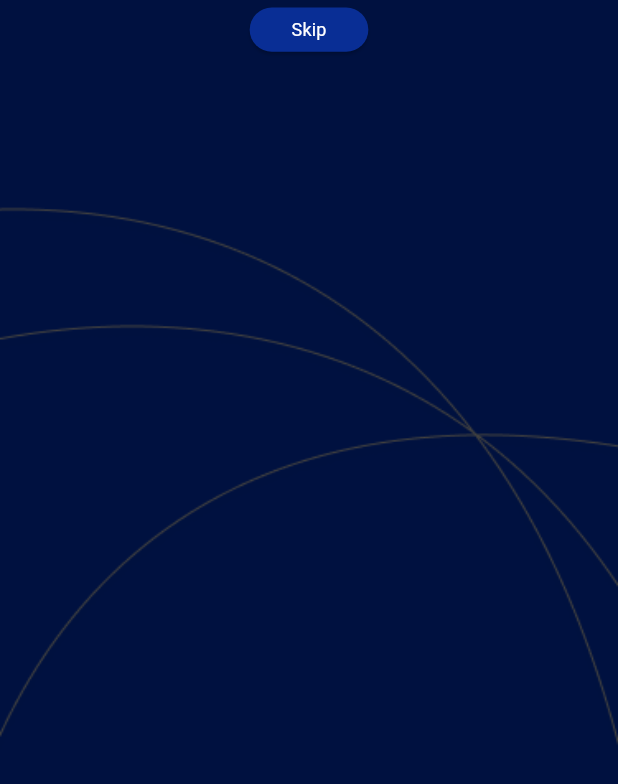
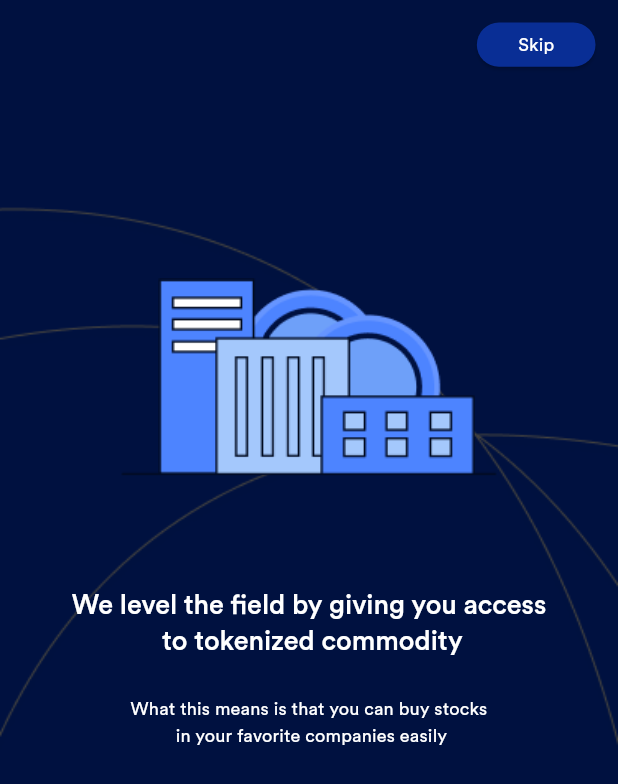
Before and after one commit to chima6985/finance, a Flutter app: the OnboardScreenOne screen opened by its route, on a phone screen of 412 x 824 dp. Shown: the top 784 px of the screen. Run offline on Flutter 3.47's test engine with Material 3 defaults, Android fonts, the phone set to English and light mode, and no system bars; our stand-ins replace flutter_screenutil, go_router.

```diff
--- a/lib/main.dart
+++ b/lib/main.dart
@@ -18,57 +18,63 @@ class MyApp extends StatelessWidget {
           context.isTablet ? const Size(768, 1280) : const Size(375, 812),
       minTextAdapt: true,
       splitScreenMode: true,
-      builder: (context, child) => MaterialApp.router(
+      builder:
+          (context, child) => MaterialApp.router(
             debugShowCheckedModeBanner: false,
             theme: ThemeData().copyWith(textTheme: _lightTextTheme),
             routerConfig: router,
           ),
-
-
     );
   }
 }
 
-
 final _lightTextTheme = const TextTheme(
   displayLarge: TextStyle(
+    fontFamily: 'CircularStd',
     fontSize: 24,
     color: Colors.white,
     fontWeight: FontWeight.w600,
     letterSpacing: -0.2,
   ),
   displayMedium: TextStyle(
+    fontFamily: 'CircularStd',
     fontSize: 20,
     color: Colors.white,
     fontWeight: FontWeight.w700,
   ),
   headlineSmall: TextStyle(
+    fontFamily: 'CircularStd',
     fontSize: 18,
     color: Colors.white,
     fontWeight: FontWeight.w500,
   ),
   titleLarge: TextStyle(
+    fontFamily: 'CircularStd',
     fontSize: 16,
     color: Colors.white,
     fontWeight: FontWeight.w500,
   ),
   bodyLarge: TextStyle(
+    fontFamily: 'CircularStd',
     fontSize: 16,
     fontWeight: FontWeight.w400,
     color: Colors.white,
     // height: 1.25,
   ),
   bodyMedium: TextStyle(
+    fontFamily: 'CircularStd',
     fontSize: 14,
     fontWeight: FontWeight.w400,
     color: Colors.white,
   ),
   titleMedium: TextStyle(
+    fontFamily: 'CircularStd',
     fontSize: 12,
     fontWeight: FontWeight.w400,
     color: Colors.white,
   ),
   titleSmall: TextStyle(
+    fontFamily: 'CircularStd',
     fontSize: 10,
     fontWeight: FontWeight.w400,
     color: Colors.white,
--- a/lib/screens/onboard/onboard_screen_one.dart
+++ b/lib/screens/onboard/onboard_screen_one.dart
@@ -13,10 +13,14 @@ class OnboardScreenOne extends StatelessWidget {
   Widget build(BuildContext context) {
     return Scaffold(
       body: DecoratedContainer(
+        child: Padding(
+          padding: const EdgeInsets.symmetric(horizontal: 15.0),
           child: Column(
             children: [
-            SizedBox(height: context.topPadding),
-            SizedBox(
+              SizedBox(height: context.topPadding + 10),
+              Align(
+                alignment: Alignment.centerRight,
+                child: SizedBox(
                   height: 29.h,
                   width: 72.w,
                   child: ElevatedButton(
@@ -25,11 +29,42 @@ class OnboardScreenOne extends StatelessWidget {
                       backgroundColor: Color(0XFF092E95),
                     ),
                     child: Center(
-                  child: Text('Skip', style: context.textTheme.titleMedium),
+                      child: Text(
+                        'Skip',
+                        style: context.textTheme.titleMedium!.copyWith(
+                          fontFamily: 'CircularStd',
                         ),
                       ),
                     ),
+                  ),
+                ),
+              ),
+              SizedBox(height: 139.h),
+              Image.asset('assets/images/jpegs/buildings.png'),
+              SizedBox(height: 73.h),
+              Text(
+                'We level the field by giving you access \n to tokenized commodity',
+                textAlign: TextAlign.center,
+                style: context.textTheme.headlineSmall!.copyWith(
+                  fontFamily: 'CircularStd',
+                ),
+              ),
+              SizedBox(height: 24.h),
+              Text(
+                'What this means is that you can buy stocks \n in your favorite companies easily',
+                textAlign: TextAlign.center,
+                style: context.textTheme.titleMedium!.copyWith(
+                  fontFamily: 'CircularStd',
+                ),
+              ),
+              SizedBox(height: 120.h),
+              Row(
+                children: [
+
                 ],
+              )
+            ],
+          ),
         ),
       ),
     );
```
Lines whose indentation alone changed are shown as unchanged.
